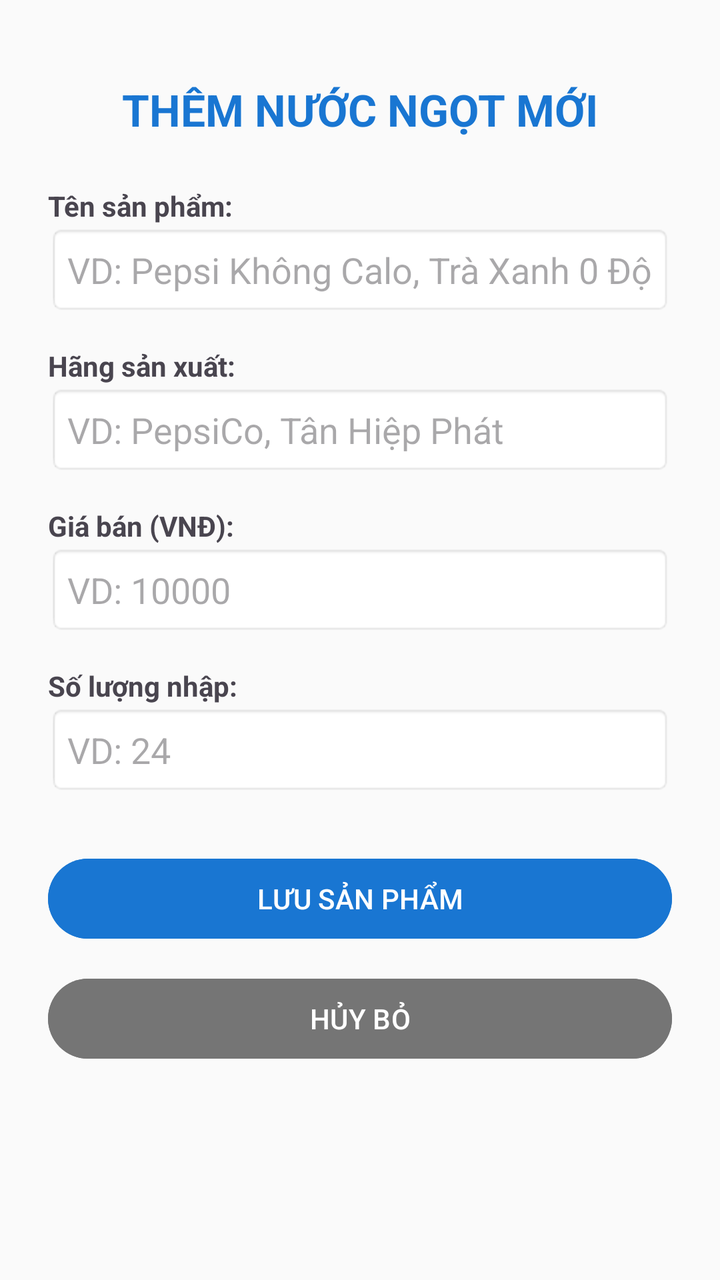
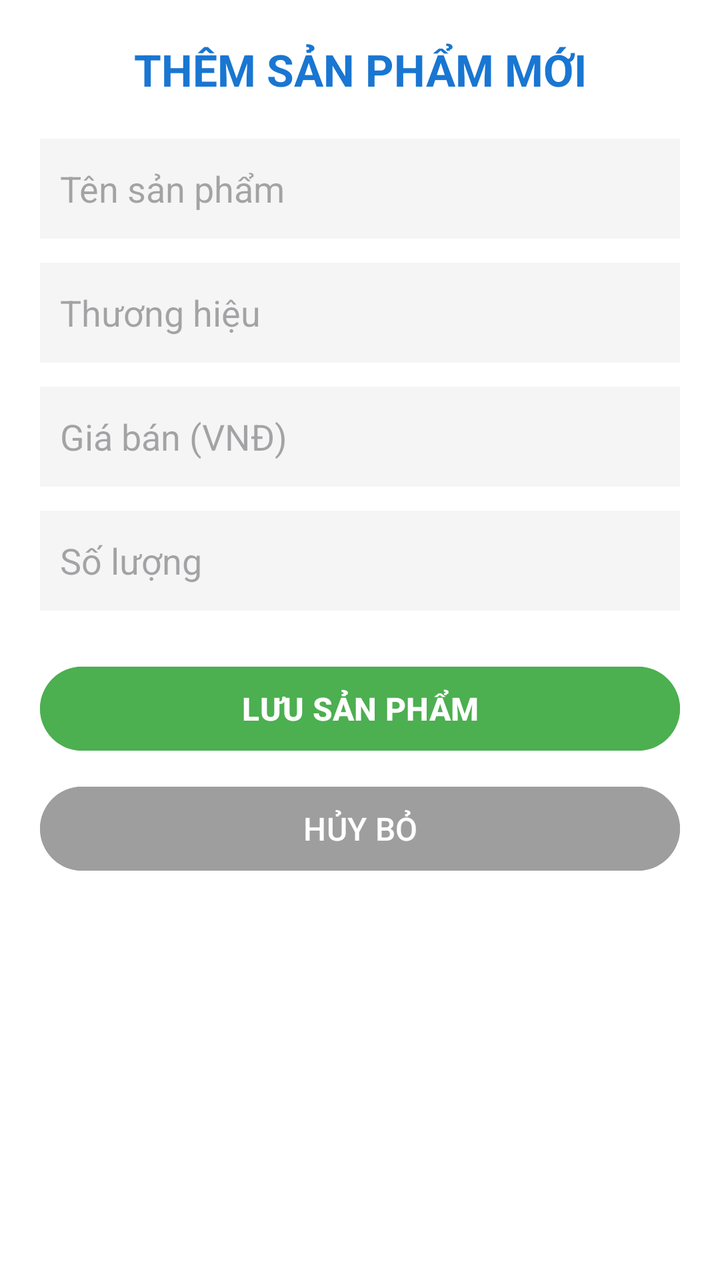

Compare the two renders of this Android layout. The source of the first and the diff that turns it into the second are given below.
<!-- AndroidManifest.xml: application theme Theme.MyApplication -->
<!-- res/layout/activity_add_product.xml -->
<?xml version="1.0" encoding="utf-8"?>
<ScrollView xmlns:android="http://schemas.android.com/apk/res/android"
    android:layout_width="match_parent"
    android:layout_height="match_parent"
    android:background="#FAFAFA">

    <LinearLayout
        android:layout_width="match_parent"
        android:layout_height="wrap_content"
        android:orientation="vertical"
        android:padding="24dp">

        <TextView
            android:layout_width="wrap_content"
            android:layout_height="wrap_content"
            android:layout_gravity="center_horizontal"
            android:layout_marginTop="16dp"
            android:layout_marginBottom="24dp"
            android:text="THÊM NƯỚC NGỌT MỚI"
            android:textSize="22sp"
            android:textStyle="bold"
            android:textColor="#1976D2" />

        <TextView android:layout_width="wrap_content" android:layout_height="wrap_content" android:text="Tên sản phẩm:" android:textStyle="bold" />
        <EditText
            android:id="@+id/edtProductName"
            android:layout_width="match_parent"
            android:layout_height="45dp"
            android:hint="VD: Pepsi Không Calo, Trà Xanh 0 Độ"
            android:background="@android:drawable/editbox_background_normal"
            android:layout_marginBottom="16dp" />

        <TextView android:layout_width="wrap_content" android:layout_height="wrap_content" android:text="Hãng sản xuất:" android:textStyle="bold" />
        <EditText
            android:id="@+id/edtBrand"
            android:layout_width="match_parent"
            android:layout_height="45dp"
            android:hint="VD: PepsiCo, Tân Hiệp Phát"
            android:background="@android:drawable/editbox_background_normal"
            android:layout_marginBottom="16dp" />

        <TextView android:layout_width="wrap_content" android:layout_height="wrap_content" android:text="Giá bán (VNĐ):" android:textStyle="bold" />
        <EditText
            android:id="@+id/edtPrice"
            android:layout_width="match_parent"
            android:layout_height="45dp"
            android:hint="VD: 10000"
            android:inputType="number"
            android:background="@android:drawable/editbox_background_normal"
            android:layout_marginBottom="16dp" />

        <TextView android:layout_width="wrap_content" android:layout_height="wrap_content" android:text="Số lượng nhập:" android:textStyle="bold" />
        <EditText
            android:id="@+id/edtQuantity"
            android:layout_width="match_parent"
            android:layout_height="45dp"
            android:hint="VD: 24"
            android:inputType="number"
            android:background="@android:drawable/editbox_background_normal"
            android:layout_marginBottom="28dp" />

        <Button
            android:id="@+id/btnSave"
            android:layout_width="match_parent"
            android:layout_height="48dp"
            android:text="LƯU SẢN PHẨM"
            android:backgroundTint="#1976D2"
            android:layout_marginBottom="12dp" />

        <Button
            android:id="@+id/btnCancel"
            android:layout_width="match_parent"
            android:layout_height="48dp"
            android:text="HỦY BỎ"
            android:backgroundTint="#757575" />

    </LinearLayout>
</ScrollView>
<!-- resources referenced by this layout -->
<resources>
  <style name="Theme.MyApplication" parent="Base.Theme.MyApplication" />
  <style name="Base.Theme.MyApplication" parent="Theme.Material3.DayNight.NoActionBar">
          
          
      </style>
</resources>

<!-- the commit's change to res/layout/activity_add_product.xml (unified diff, before → after) -->
@@ -1,78 +1,75 @@
 <?xml version="1.0" encoding="utf-8"?>
-<ScrollView xmlns:android="http://schemas.android.com/apk/res/android"
+<LinearLayout xmlns:android="http://schemas.android.com/apk/res/android"
     android:layout_width="match_parent"
     android:layout_height="match_parent"
-    android:background="#FAFAFA">
+    android:orientation="vertical"
+    android:padding="20dp"
+    android:background="#FFFFFF">
 
-    <LinearLayout
+    <TextView
         android:layout_width="match_parent"
         android:layout_height="wrap_content"
-        android:orientation="vertical"
-        android:padding="24dp">
+        android:text="THÊM SẢN PHẨM MỚI"
+        android:textSize="22sp"
+        android:textStyle="bold"
+        android:textColor="#1976D2"
+        android:gravity="center"
+        android:layout_marginBottom="20dp" />
 
-        <TextView
-            android:layout_width="wrap_content"
-            android:layout_height="wrap_content"
-            android:layout_gravity="center_horizontal"
-            android:layout_marginTop="16dp"
-            android:layout_marginBottom="24dp"
-            android:text="THÊM NƯỚC NGỌT MỚI"
-            android:textSize="22sp"
-            android:textStyle="bold"
-            android:textColor="#1976D2" />
+    <EditText
+        android:id="@+id/edtProductName"
+        android:layout_width="match_parent"
+        android:layout_height="50dp"
+        android:hint="Tên sản phẩm"
+        android:layout_marginBottom="12dp"
+        android:background="#F5F5F5"
+        android:padding="10dp"/>
 
-        <TextView android:layout_width="wrap_content" android:layout_height="wrap_content" android:text="Tên sản phẩm:" android:textStyle="bold" />
-        <EditText
-            android:id="@+id/edtProductName"
-            android:layout_width="match_parent"
-            android:layout_height="45dp"
-            android:hint="VD: Pepsi Không Calo, Trà Xanh 0 Độ"
-            android:background="@android:drawable/editbox_background_normal"
-            android:layout_marginBottom="16dp" />
+    <EditText
+        android:id="@+id/edtBrand"
+        android:layout_width="match_parent"
+        android:layout_height="50dp"
+        android:hint="Thương hiệu"
+        android:layout_marginBottom="12dp"
+        android:background="#F5F5F5"
+        android:padding="10dp"/>
 
-        <TextView android:layout_width="wrap_content" android:layout_height="wrap_content" android:text="Hãng sản xuất:" android:textStyle="bold" />
-        <EditText
-            android:id="@+id/edtBrand"
-            android:layout_width="match_parent"
-            android:layout_height="45dp"
-            android:hint="VD: PepsiCo, Tân Hiệp Phát"
-            android:background="@android:drawable/editbox_background_normal"
-            android:layout_marginBottom="16dp" />
+    <EditText
+        android:id="@+id/edtPrice"
+        android:layout_width="match_parent"
+        android:layout_height="50dp"
+        android:hint="Giá bán (VNĐ)"
+        android:inputType="number"
+        android:layout_marginBottom="12dp"
+        android:background="#F5F5F5"
+        android:padding="10dp"/>
 
-        <TextView android:layout_width="wrap_content" android:layout_height="wrap_content" android:text="Giá bán (VNĐ):" android:textStyle="bold" />
-        <EditText
-            android:id="@+id/edtPrice"
-            android:layout_width="match_parent"
-            android:layout_height="45dp"
-            android:hint="VD: 10000"
-            android:inputType="number"
-            android:background="@android:drawable/editbox_background_normal"
-            android:layout_marginBottom="16dp" />
+    <EditText
+        android:id="@+id/edtQuantity"
+        android:layout_width="match_parent"
+        android:layout_height="50dp"
+        android:hint="Số lượng"
+        android:inputType="number"
+        android:layout_marginBottom="24dp"
+        android:background="#F5F5F5"
+        android:padding="10dp"/>
 
-        <TextView android:layout_width="wrap_content" android:layout_height="wrap_content" android:text="Số lượng nhập:" android:textStyle="bold" />
-        <EditText
-            android:id="@+id/edtQuantity"
-            android:layout_width="match_parent"
-            android:layout_height="45dp"
-            android:hint="VD: 24"
-            android:inputType="number"
-            android:background="@android:drawable/editbox_background_normal"
-            android:layout_marginBottom="28dp" />
+    <Button
+        android:id="@+id/btnSave"
+        android:layout_width="match_parent"
+        android:layout_height="50dp"
+        android:text="LƯU SẢN PHẨM"
+        android:backgroundTint="#4CAF50"
+        android:textSize="16sp"
+        android:textStyle="bold"
+        android:layout_marginBottom="10dp" />
 
-        <Button
-            android:id="@+id/btnSave"
-            android:layout_width="match_parent"
-            android:layout_height="48dp"
-            android:text="LƯU SẢN PHẨM"
-            android:backgroundTint="#1976D2"
-            android:layout_marginBottom="12dp" />
+    <Button
+        android:id="@+id/btnCancel"
+        android:layout_width="match_parent"
+        android:layout_height="50dp"
+        android:text="HỦY BỎ"
+        android:backgroundTint="#9E9E9E"
+        android:textSize="16sp" />
 
-        <Button
-            android:id="@+id/btnCancel"
-            android:layout_width="match_parent"
-            android:layout_height="48dp"
-            android:text="HỦY BỎ"
-            android:backgroundTint="#757575" />
-
-    </LinearLayout>
-</ScrollView>
+</LinearLayout>
